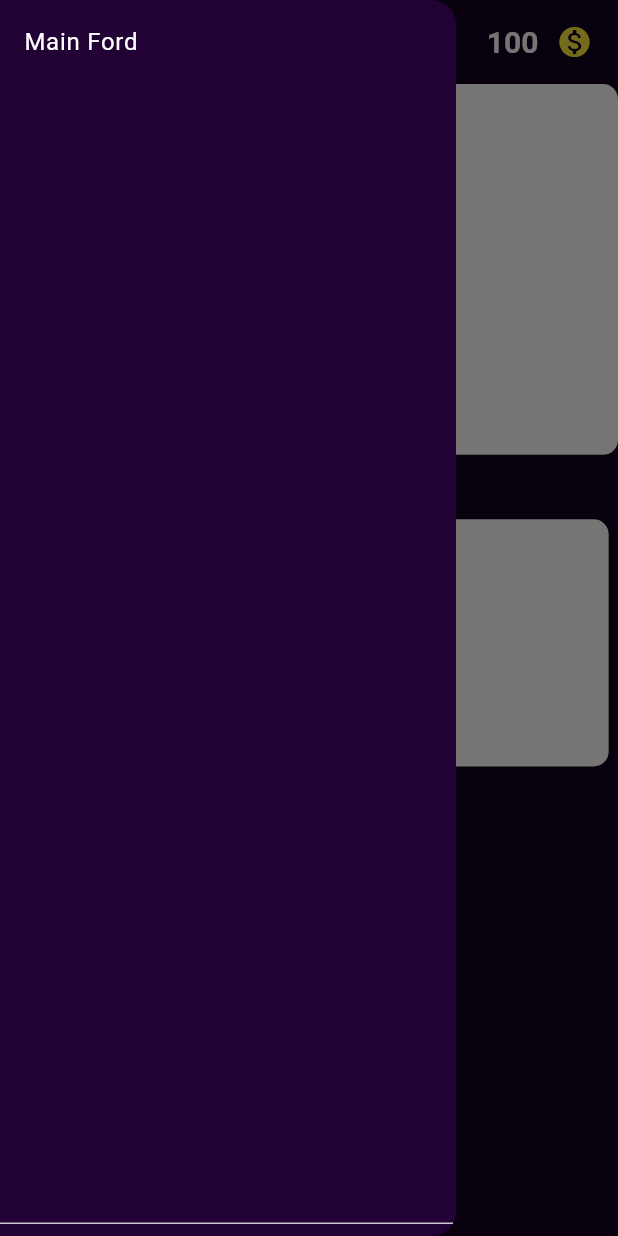
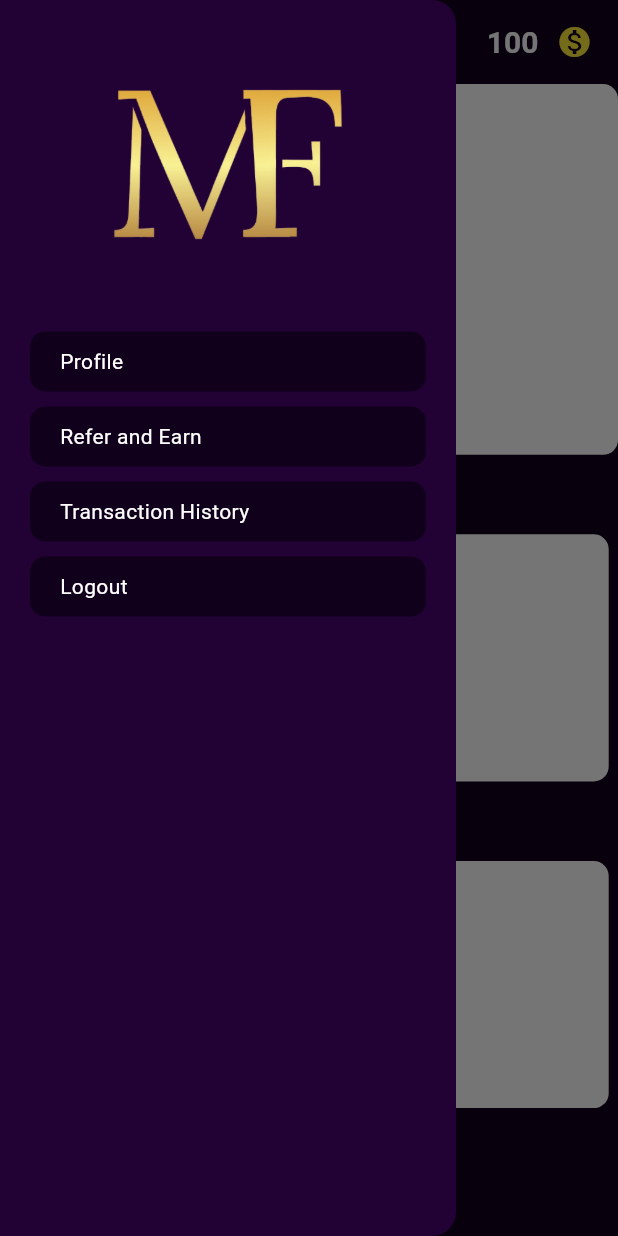
Before and after one commit to haadiyaa/mainford, a Flutter app: the screen it shows after launch, with the side drawer open, on a phone screen of 412 x 824 dp. Run offline on Flutter 3.47's test engine with Material 3 defaults, Android fonts, the light colour scheme and no system bars; drawn by our look-alikes of card_swiper.

Commit message:
home page ui drawer

```diff
--- a/lib/resources/constants.dart
+++ b/lib/resources/constants.dart
@@ -10,4 +10,6 @@ class Constants {
   static const SizedBox width10=SizedBox(width: 10);
   static const SizedBox width15=SizedBox(width: 15);
   static const SizedBox width20=SizedBox(width: 20);
+
+  static const String mfNoBg='assets/logo/M-removebg-preview.png';
 }
--- a/lib/resources/mytextstyles.dart
+++ b/lib/resources/mytextstyles.dart
@@ -5,4 +5,5 @@ class MyTextStyles {
   static const TextStyle appBartext=TextStyle(fontWeight: FontWeight.bold,fontSize: 26,color: AppColors.white);
   static const TextStyle appBartextSmall=TextStyle(fontWeight: FontWeight.bold,fontSize: 20,color: AppColors.white);
   static const TextStyle subHeadText=TextStyle(fontWeight: FontWeight.w500,fontSize: 16);
+  static const TextStyle drawerText=TextStyle(color: AppColors.white);
 }
--- a/lib/view/home/view/homepage.dart
+++ b/lib/view/home/view/homepage.dart
@@ -38,29 +38,66 @@ class HomePage extends StatelessWidget {
             width: size.width,
             child: const CustomCurousel(),
           ),
+          Constants.height10,
           const Padding(
-            padding: EdgeInsets.symmetric(vertical:10,horizontal: 15),
-            child: Text('gsdvtyd',style: MyTextStyles.subHeadText,),
+            padding: EdgeInsets.symmetric(vertical: 10, horizontal: 15),
+            child: Text(
+              'gsdvtyd',
+              style: MyTextStyles.subHeadText,
+            ),
           ),
-        SizedBox(
-          height: size.height*0.2,
-          width: size.width,
+          SizedBox(
+            height: size.height * 0.2,
+            width: size.width,
             child: ListView.separated(
-              padding: EdgeInsets.symmetric(horizontal: 15),
+              padding: const EdgeInsets.symmetric(horizontal: 15),
               scrollDirection: Axis.horizontal,
               itemCount: 6,
               separatorBuilder: (BuildContext context, int index) {
-                return  Constants.width10;
+                return Constants.width10;
               },
               itemBuilder: (BuildContext context, int index) {
                 return Container(
-                  height: size.height*0.2,
-                  width: size.width*0.3,
-                  decoration: BoxDecoration(color: AppColors.white,borderRadius: BorderRadius.circular(10),),
+                  height: size.height * 0.2,
+                  width: size.width * 0.3,
+                  decoration: BoxDecoration(
+                    color: AppColors.white,
+                    borderRadius: BorderRadius.circular(10),
+                  ),
                 );
               },
             ),
-          )
+          ),
+          Constants.height10,
+          const Padding(
+            padding: EdgeInsets.symmetric(vertical: 10, horizontal: 15),
+            child: Text(
+              'gsdvtyd',
+              style: MyTextStyles.subHeadText,
+            ),
+          ),
+          SizedBox(
+            height: size.height * 0.2,
+            width: size.width,
+            child: ListView.separated(
+              padding: const EdgeInsets.symmetric(horizontal: 15),
+              scrollDirection: Axis.horizontal,
+              itemCount: 6,
+              separatorBuilder: (BuildContext context, int index) {
+                return Constants.width10;
+              },
+              itemBuilder: (BuildContext context, int index) {
+                return Container(
+                  height: size.height * 0.2,
+                  width: size.width * 0.3,
+                  decoration: BoxDecoration(
+                    color: AppColors.white,
+                    borderRadius: BorderRadius.circular(10),
+                  ),
+                );
+              },
+            ),
+          ),
         ],
       ),
     );
--- /dev/null
+++ b/lib/view/home/widgets/customlisttile.dart
@@ -0,0 +1,25 @@
+
+import 'package:flutter/material.dart';
+import 'package:main_ford/resources/appcolors.dart';
+import 'package:main_ford/resources/mytextstyles.dart';
+
+class CustomListTile extends StatelessWidget {
+  const CustomListTile({
+    super.key, required this.text,
+  });
+  final String text;
+
+  @override
+  Widget build(BuildContext context) {
+    return Container(
+      width: double.infinity,
+      padding: EdgeInsets.symmetric(vertical: 10,horizontal: 20),
+      margin: EdgeInsets.symmetric(horizontal: 20,vertical: 5),
+      decoration: BoxDecoration(
+        color: AppColors.bgColor,
+        borderRadius: BorderRadius.circular(10),
+      ),
+      child: Text(text,style: MyTextStyles.drawerText,),
+    );
+  }
+}
--- a/lib/view/home/widgets/mydrawer.dart
+++ b/lib/view/home/widgets/mydrawer.dart
@@ -1,6 +1,8 @@
-
 import 'package:flutter/material.dart';
 import 'package:main_ford/resources/appcolors.dart';
+import 'package:main_ford/resources/constants.dart';
+import 'package:main_ford/resources/mytextstyles.dart';
+import 'package:main_ford/view/home/widgets/customlisttile.dart';
 
 class MyDrawer extends StatelessWidget {
   const MyDrawer({
@@ -9,10 +11,36 @@ class MyDrawer extends StatelessWidget {
 
   @override
   Widget build(BuildContext context) {
-    return const Drawer(
+    final size = MediaQuery.of(context).size;
+    return Drawer(
       backgroundColor: AppColors.drawerColor,
-      child: DrawerHeader(
-        child: Text('Main Ford'),
+      child: Column(
+        crossAxisAlignment: CrossAxisAlignment.start,
+        children: [
+          Constants.height10,
+          Row(
+            mainAxisAlignment: MainAxisAlignment.center,
+            children: [
+              SizedBox(
+                height: size.height * 0.25,
+                width: size.width * 0.4,
+                child: const Image(
+                  image: AssetImage(Constants.mfNoBg),
+                  fit: BoxFit.cover,
+                ),
+              ),
+            ],
+          ),
+          const Column(
+            children: [
+              CustomListTile(text: 'Profile',),
+              CustomListTile(text: 'Refer and Earn',),
+              CustomListTile(text: 'Transaction History',),
+              CustomListTile(text: 'Logout',),
+            ],
+          ),
+
+        ],
       ),
     );
   }
--- a/pubspec.yaml
+++ b/pubspec.yaml
@@ -60,8 +60,8 @@ flutter:
   uses-material-design: true
 
   # To add assets to your application, add an assets section, like this:
-  # assets:
-  #   - images/a_dot_burr.jpeg
+  assets:
+    - assets/logo/
   #   - images/a_dot_ham.jpeg
 
   # An image asset can refer to one or more resolution-specific "variants", see
```
Also changed, not shown: assets/logo/M-removebg-preview.png (added), assets/logo/M.png (added).
